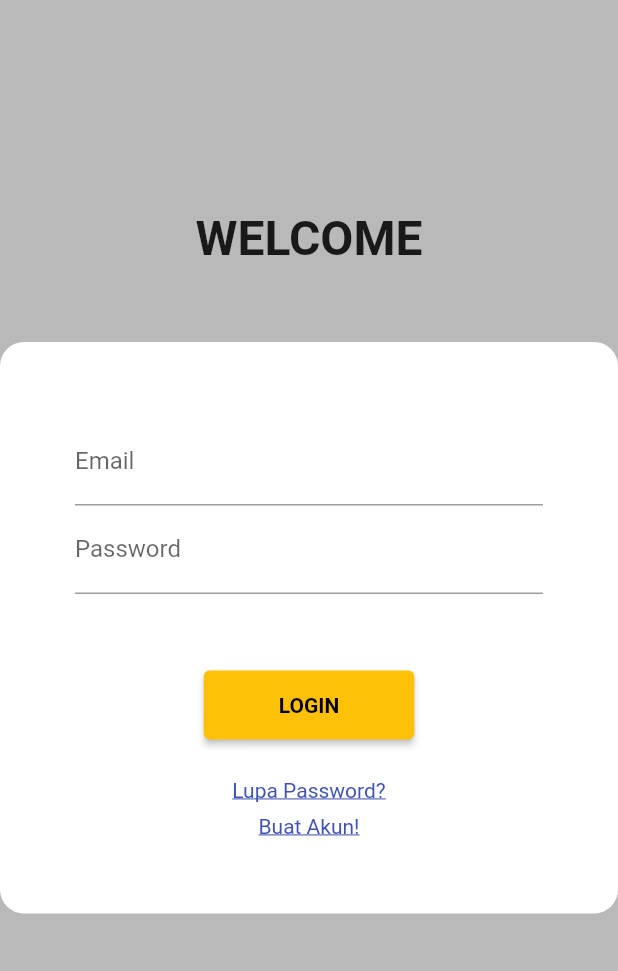
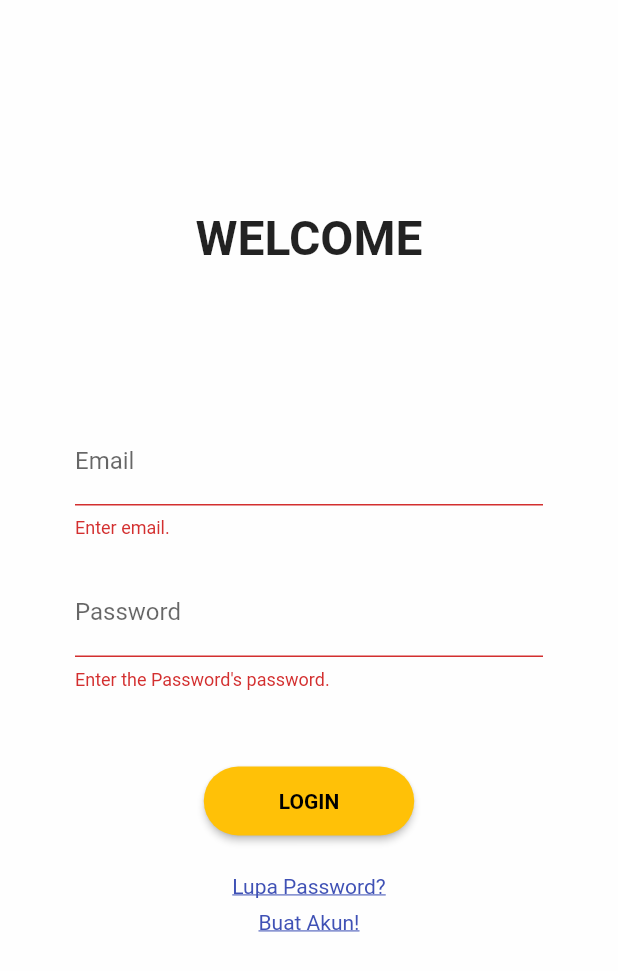
Before and after one commit to Rafael-Wun/project_unilink, a Flutter app: the screen it shows after launch, after a tap on "LOGIN", on a phone screen of 412 x 824 dp. Shown: the top 971 px of the screen. Run offline on Flutter 3.47's test engine with Material 2 defaults, Android fonts, the phone set to English and light mode, and no system bars; our stand-ins replace persistent_bottom_nav_bar.

Commit message:
exit commit

```diff
--- a/lib/views/pages/login_home.dart
+++ b/lib/views/pages/login_home.dart
@@ -35,7 +35,7 @@ class _LoginHomeState extends State<LoginHome> {
   Widget build(BuildContext context) {
     return Scaffold(
       body: Container(
-        color: Colors.black26,
+        color: Colors.white70,
         child: ListView(
           children: <Widget>[
             _title(),
@@ -69,12 +69,7 @@ class _LoginHomeState extends State<LoginHome> {
   }
 
   Widget _login() {
-    return Container(
-      decoration: BoxDecoration(
-        color: Colors.white,
-        borderRadius: BorderRadius.circular(16),
-
-      ),
+    return Form(
       key: _formKey,
       child: Padding(
         padding: const EdgeInsets.all(50.0),
@@ -84,7 +79,17 @@ class _LoginHomeState extends State<LoginHome> {
             TextFormField(
               controller: _emailController,
               keyboardType: TextInputType.emailAddress,
-              decoration: InputDecoration(labelText: 'Email'),
+              decoration: InputDecoration(
+                  enabledBorder: OutlineInputBorder(
+                    borderRadius: BorderRadius.circular(12),
+                    borderSide: BorderSide(),
+                  ),
+                  focusedBorder: OutlineInputBorder(
+                    borderRadius: BorderRadius.circular(12),
+                    borderSide: BorderSide(),
+                  ),
+                  labelText: 'Email'
+              ),
               validator: (text) {
                 if (text!.isEmpty) {
                   return 'Enter email.';
@@ -96,10 +101,23 @@ class _LoginHomeState extends State<LoginHome> {
                 return null;
               },
             ),
+            SizedBox(
+              height: 20,
+            ),
             TextFormField(
               controller: _passController,
               obscureText: true,
-              decoration: InputDecoration(labelText: 'Password'),
+              decoration: InputDecoration(
+                  enabledBorder: OutlineInputBorder(
+                    borderRadius: BorderRadius.circular(12),
+                    borderSide: BorderSide(),
+                  ),
+                  focusedBorder: OutlineInputBorder(
+                    borderRadius: BorderRadius.circular(12),
+                    borderSide: BorderSide(),
+                  ),
+                  labelText: 'Password'
+              ),
               validator: (text) => text!.isEmpty ? 'Enter the Password\'s password.' : null,
             ),
             SizedBox(height: 50),
@@ -112,9 +130,12 @@ class _LoginHomeState extends State<LoginHome> {
                     fontWeight: FontWeight.bold
                 ),
               ),
-              style: ButtonStyle(
-                backgroundColor: MaterialStateProperty.all(Colors.amber),
-                padding: MaterialStateProperty.all(EdgeInsets.only(left: 50, right: 50, top: 15, bottom: 15)),
+              style: ElevatedButton.styleFrom(
+                  shape: RoundedRectangleBorder(
+                    borderRadius: BorderRadius.circular(30),
+                  ),
+                backgroundColor: Colors.amber,
+                padding:EdgeInsets.only(left: 50, right: 50, top: 15, bottom: 15),
               ),
             ),
             Padding(
```
